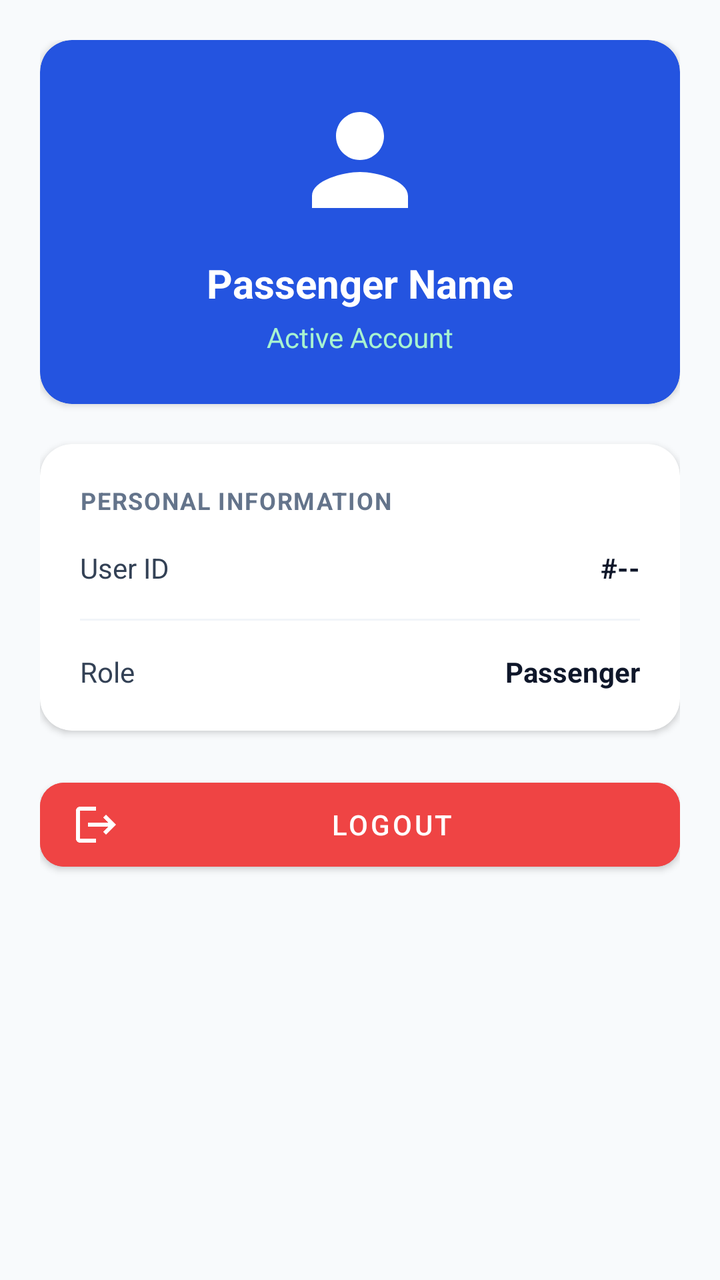
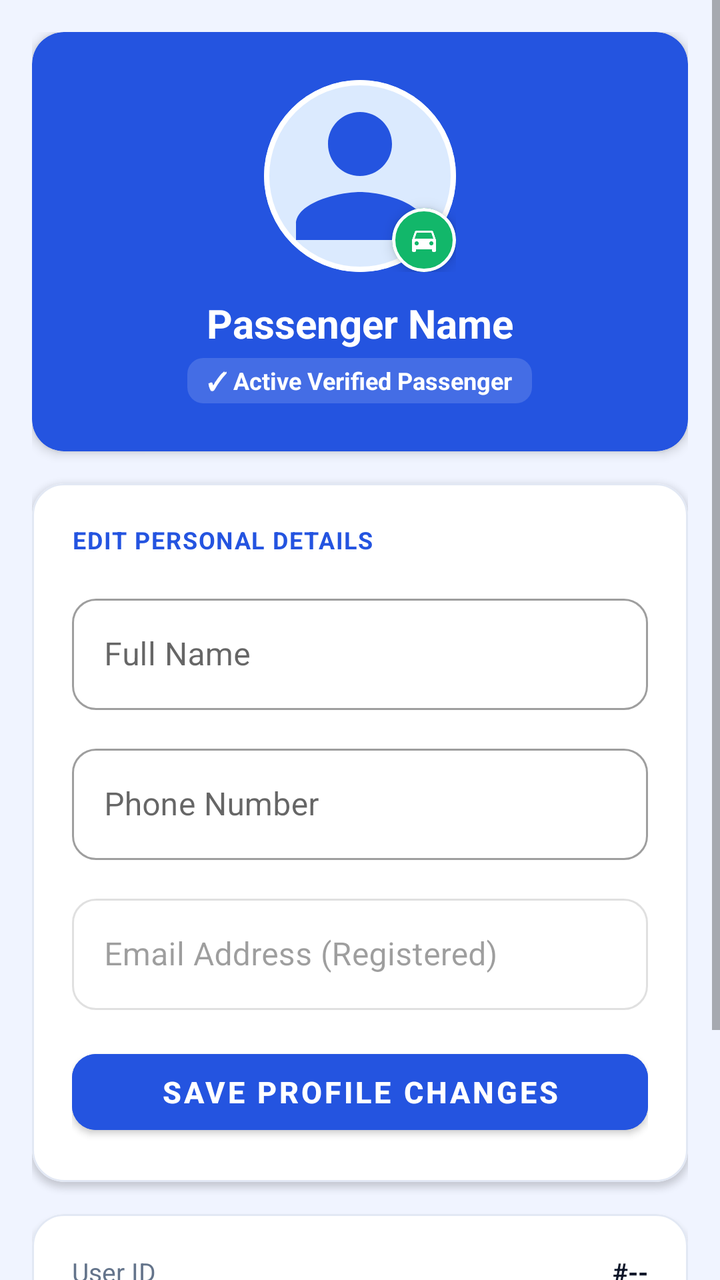

Before-and-after screenshots of an Android layout around one commit, followed by the original layout XML and the change that was made.
<!-- AndroidManifest.xml: application theme Theme.PiatMovePassenger -->
<!-- res/layout/fragment_profile.xml -->
<?xml version="1.0" encoding="utf-8"?>
<ScrollView xmlns:android="http://schemas.android.com/apk/res/android"
    xmlns:app="http://schemas.android.com/apk/res-auto"
    android:layout_width="match_parent"
    android:layout_height="match_parent"
    android:background="#F8FAFC"
    android:fillViewport="true">

    <LinearLayout
        android:layout_width="match_parent"
        android:layout_height="wrap_content"
        android:orientation="vertical"
        android:padding="20dp">

        
        <com.google.android.material.card.MaterialCardView
            android:layout_width="match_parent"
            android:layout_height="wrap_content"
            app:cardCornerRadius="16dp"
            app:cardElevation="2dp"
            app:cardBackgroundColor="@color/colorPrimary"
            android:layout_marginBottom="20dp">

            <LinearLayout
                android:layout_width="match_parent"
                android:layout_height="wrap_content"
                android:orientation="vertical"
                android:gravity="center"
                android:padding="24dp">

                <ImageView
                    android:layout_width="72dp"
                    android:layout_height="72dp"
                    android:src="@drawable/ic_profile"
                    app:tint="@color/white"
                    android:contentDescription="Profile Picture" />

                <TextView
                    android:id="@+id/tvProfileName"
                    android:layout_width="wrap_content"
                    android:layout_height="wrap_content"
                    android:layout_marginTop="12dp"
                    android:text="Passenger Name"
                    android:textColor="@color/white"
                    android:textSize="20sp"
                    android:textStyle="bold" />

                <TextView
                    android:id="@+id/tvProfileStatus"
                    android:layout_width="wrap_content"
                    android:layout_height="wrap_content"
                    android:layout_marginTop="4dp"
                    android:text="Active Account"
                    android:textColor="#A7F3D0"
                    android:textSize="14sp" />

            </LinearLayout>
        </com.google.android.material.card.MaterialCardView>

        
        <com.google.android.material.card.MaterialCardView
            android:layout_width="match_parent"
            android:layout_height="wrap_content"
            app:cardCornerRadius="16dp"
            app:cardElevation="2dp"
            app:cardBackgroundColor="@color/white"
            android:layout_marginBottom="20dp">

            <LinearLayout
                android:layout_width="match_parent"
                android:layout_height="wrap_content"
                android:orientation="vertical"
                android:padding="20dp">

                <TextView
                    android:layout_width="wrap_content"
                    android:layout_height="wrap_content"
                    android:text="PERSONAL INFORMATION"
                    android:textColor="#64748B"
                    android:textSize="12sp"
                    android:textStyle="bold"
                    android:letterSpacing="0.05"
                    android:layout_marginBottom="16dp" />

                
                <LinearLayout
                    android:layout_width="match_parent"
                    android:layout_height="wrap_content"
                    android:orientation="horizontal"
                    android:gravity="center_vertical"
                    android:layout_marginBottom="16dp">
                    <TextView
                        android:layout_width="0dp"
                        android:layout_height="wrap_content"
                        android:layout_weight="1"
                        android:text="User ID"
                        android:textColor="#334155"
                        android:textSize="14sp" />
                    <TextView
                        android:id="@+id/tvProfileId"
                        android:layout_width="wrap_content"
                        android:layout_height="wrap_content"
                        android:text="#--"
                        android:textColor="#0F172A"
                        android:textSize="14sp"
                        android:textStyle="bold" />
                </LinearLayout>

                <View
                    android:layout_width="match_parent"
                    android:layout_height="1dp"
                    android:background="#F1F5F9"
                    android:layout_marginBottom="16dp" />

                
                <LinearLayout
                    android:layout_width="match_parent"
                    android:layout_height="wrap_content"
                    android:orientation="horizontal"
                    android:gravity="center_vertical">
                    <TextView
                        android:layout_width="0dp"
                        android:layout_height="wrap_content"
                        android:layout_weight="1"
                        android:text="Role"
                        android:textColor="#334155"
                        android:textSize="14sp" />
                    <TextView
                        android:id="@+id/tvProfileRole"
                        android:layout_width="wrap_content"
                        android:layout_height="wrap_content"
                        android:text="Passenger"
                        android:textColor="#0F172A"
                        android:textSize="14sp"
                        android:textStyle="bold" />
                </LinearLayout>

            </LinearLayout>
        </com.google.android.material.card.MaterialCardView>

        
        <com.google.android.material.button.MaterialButton
            android:id="@+id/btnLogout"
            android:layout_width="match_parent"
            android:layout_height="54dp"
            android:text="@string/logout"
            app:icon="@drawable/ic_logout"
            app:cornerRadius="12dp"
            android:backgroundTint="#EF4444" />

    </LinearLayout>
</ScrollView>
<!-- resources referenced by this layout -->
<resources>
  <color name="colorPrimary">#2454E0</color>
  <color name="white">#FFFFFF</color>
  <!-- drawable ic_logout (drawable) -->
  <vector xmlns:android="http://schemas.android.com/apk/res/android"
      android:width="24dp"
      android:height="24dp"
      android:viewportWidth="24"
      android:viewportHeight="24">
    <path
        android:fillColor="#FF000000"
        android:pathData="M17,7l-1.41,1.41L18.17,11H8v2h10.17l-2.58,2.58L17,17l5,-5zM4,5h8V3H4c-1.1,0 -2,0.9 -2,2v14c0,1.1 0.9,2 2,2h8v-2H4V5z"/>
  </vector>
  <!-- drawable ic_profile (drawable) -->
  <vector xmlns:android="http://schemas.android.com/apk/res/android"
      android:width="24dp"
      android:height="24dp"
      android:viewportWidth="24"
      android:viewportHeight="24">
    <path
        android:fillColor="#FF000000"
        android:pathData="M12,12c2.21,0 4,-1.79 4,-4s-1.79,-4 -4,-4 -4,1.79 -4,4 1.79,4 4,4zM12,14c-2.67,0 -8,1.34 -8,4v2h16v-2c0,-2.66 -5.33,-4 -8,-4z"/>
  </vector>
  <string name="logout">Logout</string>
  <style name="Theme.PiatMovePassenger" parent="Theme.MaterialComponents.DayNight.NoActionBar">
          <item name="colorPrimary">@color/colorPrimary</item>
          <item name="colorPrimaryVariant">@color/colorPrimaryDark</item>
          <item name="colorOnPrimary">@color/white</item>
          <item name="colorSecondary">@color/colorAccent</item>
          <item name="colorOnSecondary">@color/white</item>
          <item name="android:statusBarColor">@color/colorPrimaryDark</item>
          <item name="materialButtonStyle">@style/Widget.App.Button</item>
          <item name="materialButtonOutlinedStyle">@style/Widget.App.Button.Outlined</item>
          <item name="shapeAppearanceMediumComponent">@style/ShapeAppearance.App.MediumComponent</item>
      </style>
  <color name="colorPrimaryDark">#1D43B8</color>
  <color name="colorAccent">#12B76A</color>
  <style name="Widget.App.Button" parent="Widget.MaterialComponents.Button">
          <item name="cornerRadius">24dp</item>
          <item name="android:paddingTop">4dp</item>
          <item name="android:paddingBottom">4dp</item>
          <item name="android:minHeight">48dp</item>
      </style>
  <style name="Widget.App.Button.Outlined" parent="Widget.MaterialComponents.Button.OutlinedButton">
          <item name="cornerRadius">24dp</item>
          <item name="android:paddingTop">4dp</item>
          <item name="android:paddingBottom">4dp</item>
          <item name="android:minHeight">48dp</item>
      </style>
  <style name="ShapeAppearance.App.MediumComponent" parent="ShapeAppearance.MaterialComponents.MediumComponent">
          <item name="cornerSize">12dp</item>
      </style>
</resources>

<!-- the commit's change to res/layout/fragment_profile.xml (unified diff, before → after) -->
@@ -1,42 +1,85 @@
 <?xml version="1.0" encoding="utf-8"?>
 <ScrollView xmlns:android="http://schemas.android.com/apk/res/android"
     xmlns:app="http://schemas.android.com/apk/res-auto"
+    xmlns:tools="http://schemas.android.com/tools"
     android:layout_width="match_parent"
     android:layout_height="match_parent"
-    android:background="#F8FAFC"
+    android:background="@color/colorBackground"
     android:fillViewport="true">
 
     <LinearLayout
         android:layout_width="match_parent"
         android:layout_height="wrap_content"
         android:orientation="vertical"
-        android:padding="20dp">
+        android:padding="16dp">
 
         
         <com.google.android.material.card.MaterialCardView
             android:layout_width="match_parent"
             android:layout_height="wrap_content"
+            android:layout_marginBottom="16dp"
+            app:cardBackgroundColor="@color/colorPrimary"
             app:cardCornerRadius="16dp"
-            app:cardElevation="2dp"
-            app:cardBackgroundColor="@color/colorPrimary"
-            android:layout_marginBottom="20dp">
+            app:cardElevation="3dp">
 
             <LinearLayout
                 android:layout_width="match_parent"
                 android:layout_height="wrap_content"
+                android:gravity="center"
                 android:orientation="vertical"
-                android:gravity="center"
                 android:padding="24dp">
 
-                <ImageView
-                    android:layout_width="72dp"
-                    android:layout_height="72dp"
-                    android:src="@drawable/ic_profile"
-                    app:tint="@color/white"
-                    android:contentDescription="Profile Picture" />
+                
+                <FrameLayout
+                    android:layout_width="96dp"
+                    android:layout_height="96dp">
+
+                    <com.google.android.material.card.MaterialCardView
+                        android:layout_width="96dp"
+                        android:layout_height="96dp"
+                        app:cardCornerRadius="48dp"
+                        app:cardElevation="0dp"
+                        app:cardPreventCornerOverlap="false"
+                        app:strokeColor="@color/white"
+                        app:strokeWidth="2.5dp">
+
+                        <ImageView
+                            android:id="@+id/ivProfileAvatar"
+                            android:layout_width="match_parent"
+                            android:layout_height="match_parent"
+                            android:background="#DBEAFE"
+                            android:scaleType="centerCrop"
+                            android:src="@drawable/ic_profile"
+                            app:tint="@color/colorPrimary"
+                            android:contentDescription="Profile Picture" />
+                    </com.google.android.material.card.MaterialCardView>
+
+                    
+                    <com.google.android.material.card.MaterialCardView
+                        android:id="@+id/btnChangeAvatar"
+                        android:layout_width="32dp"
+                        android:layout_height="32dp"
+                        android:layout_gravity="bottom|end"
+                        android:clickable="true"
+                        android:focusable="true"
+                        app:cardBackgroundColor="@color/colorAccent"
+                        app:cardCornerRadius="16dp"
+                        app:cardElevation="4dp"
+                        app:strokeColor="@color/white"
+                        app:strokeWidth="1.5dp">
+
+                        <ImageView
+                            android:layout_width="16dp"
+                            android:layout_height="16dp"
+                            android:layout_gravity="center"
+                            android:src="@drawable/ic_book_ride"
+                            app:tint="@color/white"
+                            android:contentDescription="Change photo" />
+                    </com.google.android.material.card.MaterialCardView>
+                </FrameLayout>
 
                 <TextView
-                    android:id="@+id/tvProfileName"
+                    android:id="@+id/tvHeaderName"
                     android:layout_width="wrap_content"
                     android:layout_height="wrap_content"
                     android:layout_marginTop="12dp"
@@ -46,14 +89,20 @@
                     android:textStyle="bold" />
 
                 <TextView
-                    android:id="@+id/tvProfileStatus"
+                    android:id="@+id/tvHeaderStatus"
                     android:layout_width="wrap_content"
                     android:layout_height="wrap_content"
                     android:layout_marginTop="4dp"
-                    android:text="Active Account"
-                    android:textColor="#A7F3D0"
-                    android:textSize="14sp" />
-
+                    android:background="@drawable/badge_approval"
+                    android:backgroundTint="#25FFFFFF"
+                    android:paddingStart="10dp"
+                    android:paddingTop="3dp"
+                    android:paddingEnd="10dp"
+                    android:paddingBottom="3dp"
+                    android:text="✓ Active Verified Passenger"
+                    android:textColor="@color/white"
+                    android:textSize="12sp"
+                    android:textStyle="bold" />
             </LinearLayout>
         </com.google.android.material.card.MaterialCardView>
 
@@ -61,10 +110,12 @@
         <com.google.android.material.card.MaterialCardView
             android:layout_width="match_parent"
             android:layout_height="wrap_content"
+            android:layout_marginBottom="16dp"
+            app:cardBackgroundColor="@color/white"
             app:cardCornerRadius="16dp"
             app:cardElevation="2dp"
-            app:cardBackgroundColor="@color/white"
-            android:layout_marginBottom="20dp">
+            app:strokeColor="@color/colorDivider"
+            app:strokeWidth="1dp">
 
             <LinearLayout
                 android:layout_width="match_parent"
@@ -75,66 +126,159 @@
                 <TextView
                     android:layout_width="wrap_content"
                     android:layout_height="wrap_content"
-                    android:text="PERSONAL INFORMATION"
-                    android:textColor="#64748B"
+                    android:layout_marginBottom="16dp"
+                    android:letterSpacing="0.05"
+                    android:text="EDIT PERSONAL DETAILS"
+                    android:textColor="@color/colorPrimary"
                     android:textSize="12sp"
+                    android:textStyle="bold" />
+
+                
+                <com.google.android.material.textfield.TextInputLayout
+                    android:id="@+id/tilName"
+                    style="@style/Widget.MaterialComponents.TextInputLayout.OutlinedBox"
+                    android:layout_width="match_parent"
+                    android:layout_height="wrap_content"
+                    android:layout_marginBottom="14dp"
+                    android:hint="Full Name"
+                    app:boxCornerRadiusTopStart="12dp"
+                    app:boxCornerRadiusTopEnd="12dp"
+                    app:boxCornerRadiusBottomStart="12dp"
+                    app:boxCornerRadiusBottomEnd="12dp">
+                    <com.google.android.material.textfield.TextInputEditText
+                        android:id="@+id/etName"
+                        android:layout_width="match_parent"
+                        android:layout_height="wrap_content"
+                        android:inputType="textPersonName" />
+                </com.google.android.material.textfield.TextInputLayout>
+
+                
+                <com.google.android.material.textfield.TextInputLayout
+                    android:id="@+id/tilPhone"
+                    style="@style/Widget.MaterialComponents.TextInputLayout.OutlinedBox"
+                    android:layout_width="match_parent"
+                    android:layout_height="wrap_content"
+                    android:layout_marginBottom="14dp"
+                    android:hint="Phone Number"
+                    app:boxCornerRadiusTopStart="12dp"
+                    app:boxCornerRadiusTopEnd="12dp"
+                    app:boxCornerRadiusBottomStart="12dp"
+                    app:boxCornerRadiusBottomEnd="12dp">
+                    <com.google.android.material.textfield.TextInputEditText
+                        android:id="@+id/etPhone"
+                        android:layout_width="match_parent"
+                        android:layout_height="wrap_content"
+                        android:inputType="phone" />
+                </com.google.android.material.textfield.TextInputLayout>
+
+                
+                <com.google.android.material.textfield.TextInputLayout
+                    android:id="@+id/tilEmail"
+                    style="@style/Widget.MaterialComponents.TextInputLayout.OutlinedBox"
+                    android:layout_width="match_parent"
+                    android:layout_height="wrap_content"
+                    android:layout_marginBottom="16dp"
+                    android:enabled="false"
+                    android:hint="Email Address (Registered)"
+                    app:boxCornerRadiusTopStart="12dp"
+                    app:boxCornerRadiusTopEnd="12dp"
+                    app:boxCornerRadiusBottomStart="12dp"
+                    app:boxCornerRadiusBottomEnd="12dp">
+                    <com.google.android.material.textfield.TextInputEditText
+                        android:id="@+id/etEmail"
+                        android:layout_width="match_parent"
+                        android:layout_height="wrap_content"
+                        android:textColor="#64748B" />
+                </com.google.android.material.textfield.TextInputLayout>
+
+                
+                <com.google.android.material.button.MaterialButton
+                    android:id="@+id/btnSaveProfile"
+                    android:layout_width="match_parent"
+                    android:layout_height="50dp"
+                    android:backgroundTint="@color/colorPrimary"
+                    android:text="Save Profile Changes"
+                    android:textSize="15sp"
                     android:textStyle="bold"
-                    android:letterSpacing="0.05"
-                    android:layout_marginBottom="16dp" />
-
-                
+                    app:cornerRadius="12dp" />
+
+                <ProgressBar
+                    android:id="@+id/progressBar"
+                    android:layout_width="wrap_content"
+                    android:layout_height="wrap_content"
+                    android:layout_gravity="center"
+                    android:layout_marginTop="8dp"
+                    android:visibility="gone" />
+
+            </LinearLayout>
+        </com.google.android.material.card.MaterialCardView>
+
+        
+        <com.google.android.material.card.MaterialCardView
+            android:layout_width="match_parent"
+            android:layout_height="wrap_content"
+            android:layout_marginBottom="20dp"
+            app:cardBackgroundColor="@color/white"
+            app:cardCornerRadius="16dp"
+            app:cardElevation="2dp"
+            app:strokeColor="@color/colorDivider"
+            app:strokeWidth="1dp">
+
+            <LinearLayout
+                android:layout_width="match_parent"
+                android:layout_height="wrap_content"
+                android:orientation="vertical"
+                android:padding="20dp">
+
                 <LinearLayout
                     android:layout_width="match_parent"
                     android:layout_height="wrap_content"
-                    android:orientation="horizontal"
                     android:gravity="center_vertical"
-                    android:layout_marginBottom="16dp">
+                    android:orientation="horizontal">
                     <TextView
                         android:layout_width="0dp"
                         android:layout_height="wrap_content"
                         android:layout_weight="1"
                         android:text="User ID"
-                        android:textColor="#334155"
-                        android:textSize="14sp" />
+                        android:textColor="@color/grey_text"
+                        android:textSize="13sp" />
                     <TextView
                         android:id="@+id/tvProfileId"
                         android:layout_width="wrap_content"
                         android:layout_height="wrap_content"
                         android:text="#--"
-                        android:textColor="#0F172A"
-                        android:textSize="14sp"
+                        android:textColor="@color/black"
+                        android:textSize="13sp"
                         android:textStyle="bold" />
                 </LinearLayout>
 
                 <View
                     android:layout_width="match_parent"
                     android:layout_height="1dp"
-                    android:background="#F1F5F9"
-                    android:layout_marginBottom="16dp" />
-
-                
+                    android:layout_marginTop="12dp"
+                    android:layout_marginBottom="12dp"
+                    android:background="@color/colorDivider" />
+
                 <LinearLayout
                     android:layout_width="match_parent"
                     android:layout_height="wrap_content"
-                    android:orientation="horizontal"
-                    android:gravity="center_vertical">
+                    android:gravity="center_vertical"
+                    android:orientation="horizontal">
                     <TextView
                         android:layout_width="0dp"
                         android:layout_height="wrap_content"
                         android:layout_weight="1"
-                        android:text="Role"
-                        android:textColor="#334155"
-                        android:textSize="14sp" />
-                    <TextView
-                        android:id="@+id/tvProfileRole"
+                        android:text="Account Type"
+                        android:textColor="@color/grey_text"
+                        android:textSize="13sp" />
+                    <TextView
                         android:layout_width="wrap_content"
                         android:layout_height="wrap_content"
                         android:text="Passenger"
-                        android:textColor="#0F172A"
-                        android:textSize="14sp"
+                        android:textColor="@color/colorPrimary"
+                        android:textSize="13sp"
                         android:textStyle="bold" />
                 </LinearLayout>
-
             </LinearLayout>
         </com.google.android.material.card.MaterialCardView>
 
@@ -142,11 +286,14 @@
         <com.google.android.material.button.MaterialButton
             android:id="@+id/btnLogout"
             android:layout_width="match_parent"
-            android:layout_height="54dp"
+            android:layout_height="52dp"
+            android:backgroundTint="#EF4444"
             android:text="@string/logout"
+            android:textSize="15sp"
+            android:textStyle="bold"
+            app:cornerRadius="12dp"
             app:icon="@drawable/ic_logout"
-            app:cornerRadius="12dp"
-            android:backgroundTint="#EF4444" />
+            app:iconGravity="textStart" />
 
     </LinearLayout>
 </ScrollView>
<!-- resource entries referenced after the edit -->
@@ -1,7 +1,26 @@
 <!-- resources referenced by this layout -->
 <resources>
+  <color name="black">#0F172A</color>
   <color name="colorPrimary">#2454E0</color>
+  <color name="grey_text">#64748B</color>
   <color name="white">#FFFFFF</color>
+  <!-- drawable badge_approval (drawable) -->
+  <?xml version="1.0" encoding="utf-8"?>
+  <shape xmlns:android="http://schemas.android.com/apk/res/android"
+      android:shape="rectangle">
+      <corners android:radius="8dp" />
+      <solid android:color="@color/colorHeroSubtitle" />
+  </shape>
+  <!-- drawable ic_book_ride (drawable) -->
+  <vector xmlns:android="http://schemas.android.com/apk/res/android"
+      android:width="24dp"
+      android:height="24dp"
+      android:viewportWidth="24"
+      android:viewportHeight="24">
+      <path
+          android:fillColor="@android:color/black"
+          android:pathData="M18.92,6.01C18.72,5.42 18.16,5 17.5,5h-11c-0.66,0 -1.21,0.42 -1.42,1.01L3,12v8c0,0.55 0.45,1 1,1h1c0.55,0 1,-0.45 1,-1v-1h12v1c0,0.55 0.45,1 1,1h1c0.55,0 1,-0.45 1,-1v-8l-2.08,-5.99zM6.5,16c-0.83,0 -1.5,-0.67 -1.5,-1.5S5.67,13 6.5,13 8,13.67 8,14.5 7.33,16 6.5,16zM17.5,16c-0.83,0 -1.5,-0.67 -1.5,-1.5s0.67,-1.5 1.5,-1.5 1.5,0.67 1.5,1.5 -0.67,1.5 -1.5,1.5zM5,11l1.5,-4.5h11L19,11H5z" />
+  </vector>
   <!-- drawable ic_logout (drawable) -->
   <vector xmlns:android="http://schemas.android.com/apk/res/android"
       android:width="24dp"
@@ -34,8 +53,11 @@
           <item name="materialButtonOutlinedStyle">@style/Widget.App.Button.Outlined</item>
           <item name="shapeAppearanceMediumComponent">@style/ShapeAppearance.App.MediumComponent</item>
       </style>
+  <color name="colorHeroSubtitle">#A8C0FF</color>
   <color name="colorPrimaryDark">#1D43B8</color>
   <color name="colorAccent">#12B76A</color>
+  <color name="colorBackground">#F0F4FF</color>
+  <color name="colorDivider">#E2E8F4</color>
   <style name="Widget.App.Button" parent="Widget.MaterialComponents.Button">
           <item name="cornerRadius">24dp</item>
           <item name="android:paddingTop">4dp</item>
